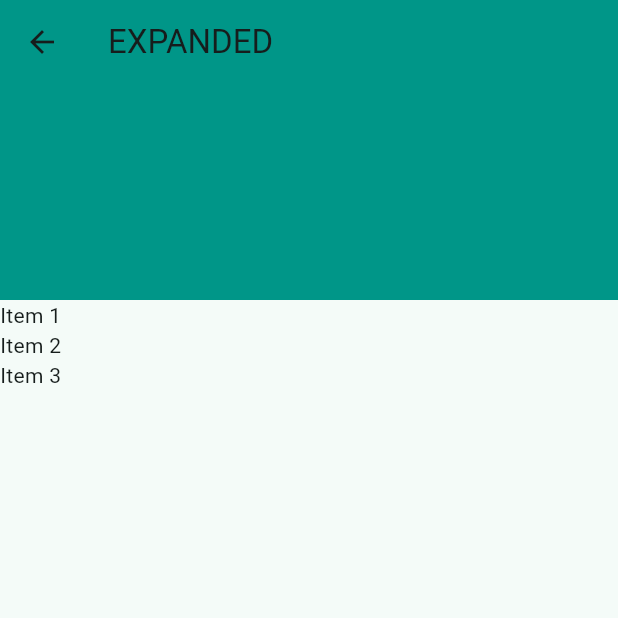
After one commit to yoesuv/Flutter-Load-More-Paging, a Flutter app: the ExpandedList screen opened directly, on a phone screen of 412 x 824 dp, the top half of it. The commit adds this screen. Run offline on Flutter 3.47's test engine with Material 3 defaults, Android fonts, the phone set to English and light mode, and no system bars; our stand-ins replace bloc_concurrency, dio, equatable, flutter_bloc, stream_transform.

Commit message:
:newspaper: add expanded list screen

```diff
--- /dev/null
+++ b/lib/src/ui/expanded_list.dart
@@ -0,0 +1,32 @@
+import 'package:flutter/material.dart';
+
+class ExpandedList extends StatelessWidget {
+  static const String routeName = 'expanded-list';
+
+  const ExpandedList({super.key});
+
+  @override
+  Widget build(BuildContext context) {
+    return Scaffold(
+      body: CustomScrollView(
+        slivers: [
+          SliverAppBar(
+            expandedHeight: 200,
+            title: Text("EXPANDED"),
+            backgroundColor: Colors.teal,
+          ),
+          SliverList(delegate: SliverChildListDelegate(
+            [
+              Text("Item 1"),
+              Text("Item 2"),
+              Text("Item 3"),
+            ]
+          ),),
+        ],
+      ),
+    );
+
+
+  }
+
+}
```
Also changed, not shown: lib/src/ui/start.dart (+11 -14 lines).
